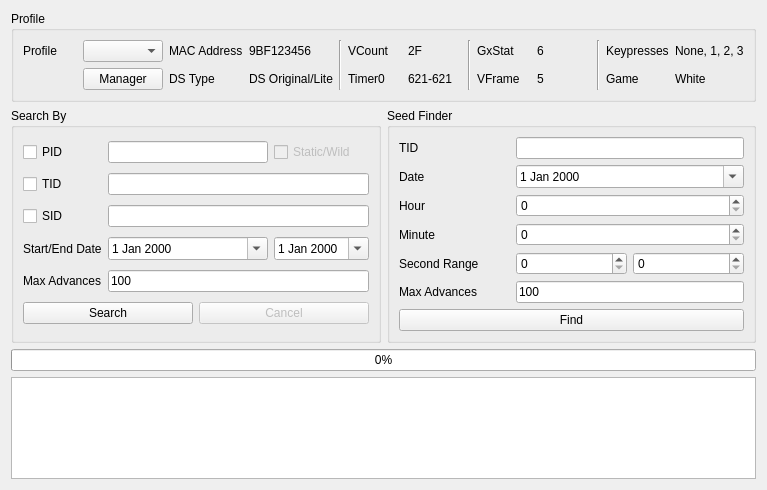
First picture: the form in Source/Form/Gen5/IDs5.ui, repository Admiral-Fish/PokeFinder, before the edit.
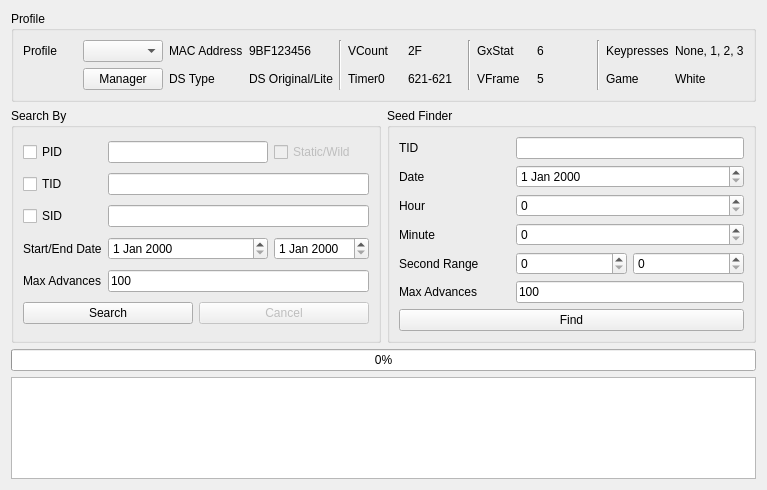
Second picture: the form after the edit. Custom widgets are drawn as their Qt base class.

The edit to the form file:
```diff
--- a/Source/Form/Gen5/IDs5.ui
+++ b/Source/Form/Gen5/IDs5.ui
@@ -200,31 +200,7 @@
        </widget>
       </item>
       <item row="1" column="1" colspan="2">
-       <widget class="DateEdit" name="dateEdit">
-        <property name="maximumDateTime">
-         <datetime>
-          <hour>23</hour>
-          <minute>59</minute>
-          <second>59</second>
-          <year>2099</year>
-          <month>12</month>
-          <day>31</day>
-         </datetime>
-        </property>
-        <property name="minimumDateTime">
-         <datetime>
-          <hour>0</hour>
-          <minute>0</minute>
-          <second>0</second>
-          <year>2000</year>
-          <month>1</month>
-          <day>1</day>
-         </datetime>
-        </property>
-        <property name="calendarPopup">
-         <bool>true</bool>
-        </property>
-       </widget>
+       <widget class="DateEdit" name="dateEdit"/>
       </item>
       <item row="2" column="0">
        <widget class="QLabel" name="labelHour">
@@ -325,61 +301,13 @@
        </widget>
       </item>
       <item row="3" column="2">
-       <widget class="DateEdit" name="dateEditEnd">
-        <property name="maximumDateTime">
-         <datetime>
-          <hour>23</hour>
-          <minute>59</minute>
-          <second>59</second>
-          <year>2099</year>
-          <month>12</month>
-          <day>31</day>
-         </datetime>
-        </property>
-        <property name="minimumDateTime">
-         <datetime>
-          <hour>0</hour>
-          <minute>0</minute>
-          <second>0</second>
-          <year>2000</year>
-          <month>1</month>
-          <day>1</day>
-         </datetime>
-        </property>
-        <property name="calendarPopup">
-         <bool>true</bool>
-        </property>
-       </widget>
+       <widget class="DateEdit" name="dateEditEnd"/>
       </item>
       <item row="1" column="1" colspan="2">
        <widget class="TextBox" name="textBoxTID"/>
       </item>
       <item row="3" column="1">
-       <widget class="DateEdit" name="dateEditStart">
-        <property name="maximumDateTime">
-         <datetime>
-          <hour>23</hour>
-          <minute>59</minute>
-          <second>59</second>
-          <year>2099</year>
-          <month>12</month>
-          <day>31</day>
-         </datetime>
-        </property>
-        <property name="minimumDateTime">
-         <datetime>
-          <hour>0</hour>
-          <minute>0</minute>
-          <second>0</second>
-          <year>2000</year>
-          <month>1</month>
-          <day>1</day>
-         </datetime>
-        </property>
-        <property name="calendarPopup">
-         <bool>true</bool>
-        </property>
-       </widget>
+       <widget class="DateEdit" name="dateEditStart"/>
       </item>
       <item row="1" column="0">
        <widget class="QCheckBox" name="checkBoxTID">
```
